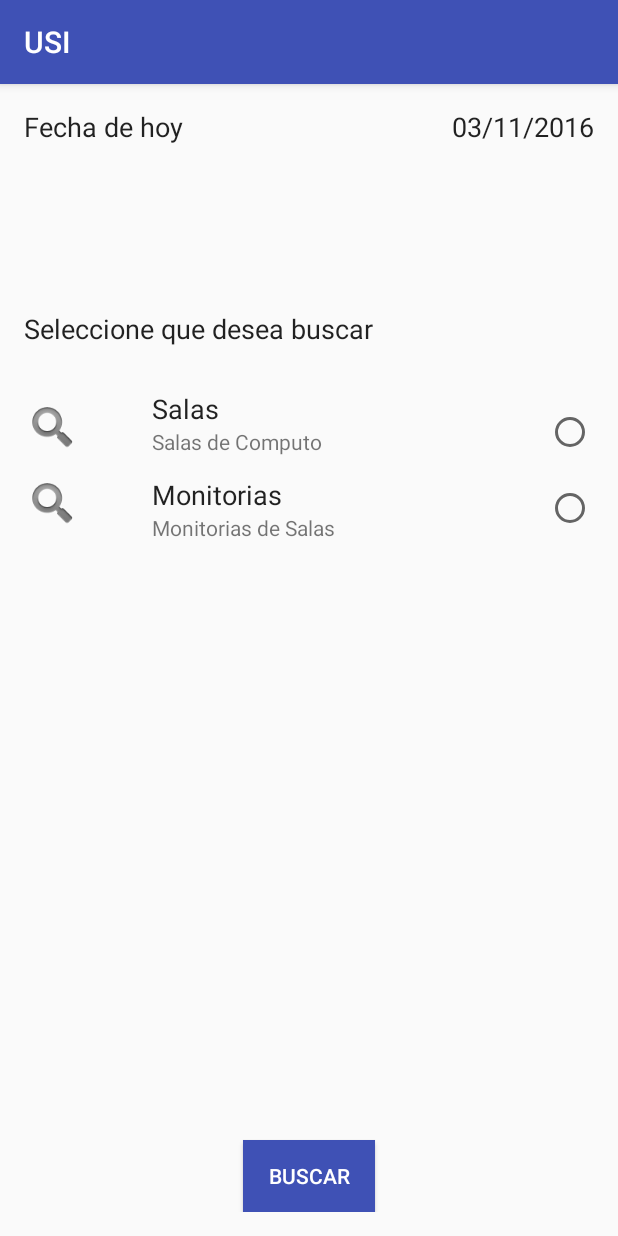
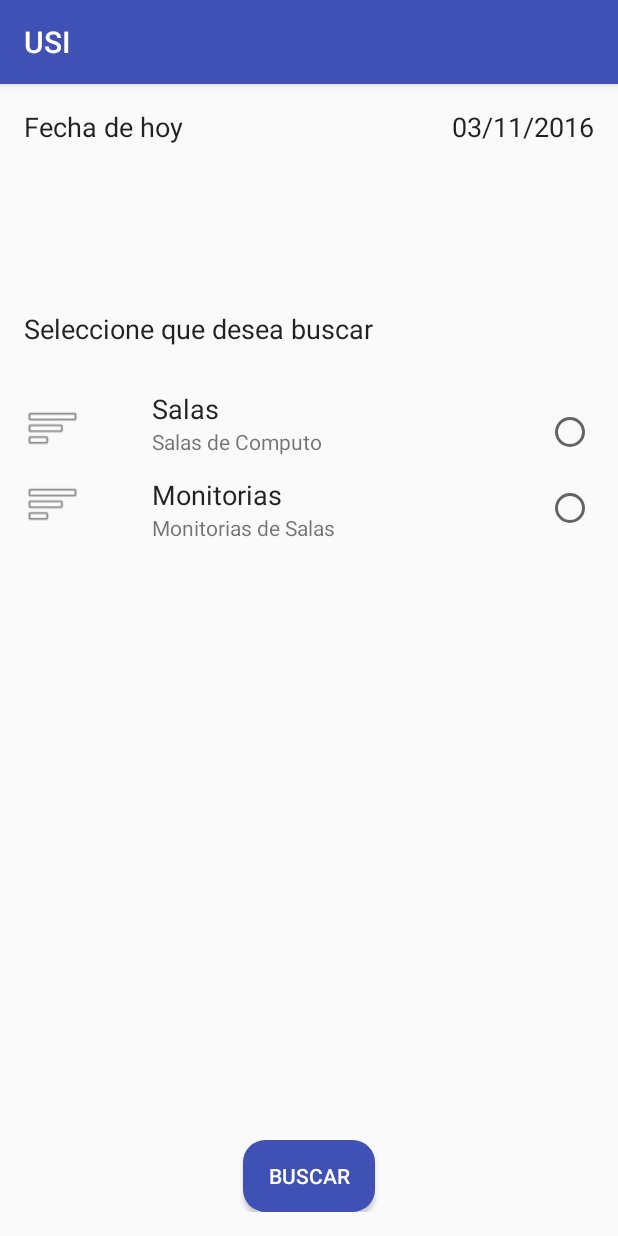
Before and after one commit to brayan-stiven-v-v/usi-app, an Android app: the screen it shows after launch (MainActivity), on a phone screen of 412 x 824 dp. Run offline under Robolectric (Android 15) with nearby library versions, the light colour scheme and no system bars.

Commit message:
Interfaz mejorada

```diff
--- /dev/null
+++ b/USI/app/src/main/res/drawable/boton_click.xml
@@ -0,0 +1,14 @@
+<?xml version="1.0" encoding="utf-8"?>
+<shape xmlns:android="http://schemas.android.com/apk/res/android" android:shape="rectangle">
+    <solid android:color="@color/colorPrimaryDark"/>
+
+    <stroke android:width="3dp"
+        android:color="@color/colorPrimaryDark"/>
+
+    <padding android:left="1dp"
+        android:top="1dp"
+        android:right="1dp"
+        android:bottom="1dp"/>
+
+    <corners android:radius="20px"/>
+</shape>
--- /dev/null
+++ b/USI/app/src/main/res/drawable/boton_redondo.xml
@@ -0,0 +1,14 @@
+<?xml version="1.0" encoding="utf-8"?>
+<shape xmlns:android="http://schemas.android.com/apk/res/android" android:shape="rectangle">
+    <solid android:color="@color/colorPrimary"/>
+
+    <stroke android:width="3dp"
+        android:color="@color/colorPrimary"/>
+
+    <padding android:left="1dp"
+        android:top="1dp"
+        android:right="1dp"
+        android:bottom="1dp"/>
+
+    <corners android:radius="20px"/>
+</shape>
--- /dev/null
+++ b/USI/app/src/main/res/drawable/boton_seleccionado.xml
@@ -0,0 +1,6 @@
+<?xml version="1.0" encoding="utf-8"?>
+<selector xmlns:android="http://schemas.android.com/apk/res/android">
+    <item android:state_pressed="true" android:drawable="@drawable/boton_click"/>
+    <item android:state_focused="true" android:drawable="@drawable/boton_click"/>
+    <item android:drawable="@drawable/boton_redondo"/>
+</selector>
--- a/USI/app/src/main/res/layout/activity_main.xml
+++ b/USI/app/src/main/res/layout/activity_main.xml
@@ -78,7 +78,7 @@
     <ImageView
         android:layout_width="38dp"
         android:layout_height="37dp"
-        app:srcCompat="@android:drawable/ic_search_category_default"
+        app:srcCompat="@android:drawable/ic_menu_sort_by_size"
         android:id="@+id/imgSearchSalas"
         tools:ignore="ContentDescription"
         android:layout_marginTop="35dp"
@@ -90,7 +90,7 @@
     <ImageView
         android:layout_width="38dp"
         android:layout_height="37dp"
-        app:srcCompat="@android:drawable/ic_search_category_default"
+        app:srcCompat="@android:drawable/ic_menu_sort_by_size"
         android:id="@+id/imgSearchMonitorias"
         android:layout_marginTop="13dp"
         android:layout_below="@+id/imgSearchSalas"
@@ -139,7 +139,8 @@
         android:layout_height="wrap_content"
         android:id="@+id/btnConsultar"
         android:textColor="@android:color/white"
-        android:background="@color/colorPrimary"
+        android:background="@drawable/boton_seleccionado"
+
         android:layout_alignParentBottom="true"
         android:layout_centerHorizontal="true" />
 
```
Also changed, not shown: 31 other files.
